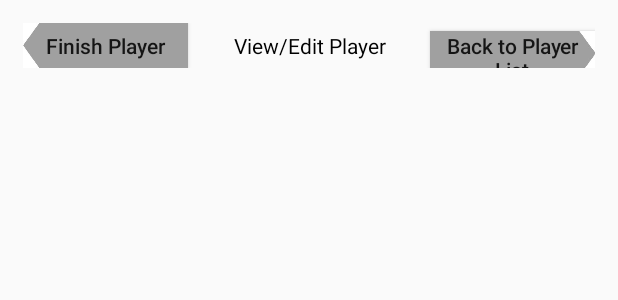
After one commit to h-shan/basketball-scorer, an Android app: the layout activity_edit_player.xml on its own in the app's theme, with its tools: preview values and no code run, on a phone screen of 412 x 824 dp. The commit adds this screen. Shown: the top 300 px of the screen. Run offline under Robolectric (Android 15) with nearby library versions, the phone set to English and light mode, and no system bars.

Commit message:
edit player

```diff
--- a/BallTracker/app/src/main/AndroidManifest.xml
+++ b/BallTracker/app/src/main/AndroidManifest.xml
@@ -9,7 +9,8 @@
         android:roundIcon="@mipmap/ic_launcher_round"
         android:supportsRtl="true"
         android:theme="@style/AppTheme">
-        <activity android:name=".ViewPlayersActivity"></activity>
+        <activity android:name=".EditPlayerActivity"></activity>
+        <activity android:name=".ViewPlayersActivity" />
         <activity android:name=".ReviewSpecificGameActivity" />
         <activity android:name=".ReviewGameActivity" />
         <activity android:name=".EditTeamActivity" />
--- /dev/null
+++ b/BallTracker/app/src/main/java/com/shan/howard/balltracker/EditPlayerActivity.java
@@ -0,0 +1,20 @@
+package com.shan.howard.balltracker;
+
+import android.support.v7.app.AppCompatActivity;
+import android.os.Bundle;
+import android.view.View;
+import android.widget.Button;
+
+public class EditPlayerActivity extends AppCompatActivity implements Button.OnClickListener {
+
+    @Override
+    protected void onCreate(Bundle savedInstanceState) {
+        super.onCreate(savedInstanceState);
+        setContentView(R.layout.activity_edit_player);
+    }
+
+    @Override
+    public void onClick(View view) {
+
+    }
+}
--- a/BallTracker/app/src/main/java/com/shan/howard/balltracker/ViewPlayersActivity.java
+++ b/BallTracker/app/src/main/java/com/shan/howard/balltracker/ViewPlayersActivity.java
@@ -1,6 +1,5 @@
 package com.shan.howard.balltracker;
 
-import android.app.Activity;
 import android.arch.lifecycle.ViewModelProvider;
 import android.arch.lifecycle.ViewModelProviders;
 import android.content.Context;
@@ -129,7 +128,6 @@ public class ViewPlayersActivity extends AppCompatActivity implements Button.OnC
             nameTV.setText(myPlayer.getName());
 
             view.setOnClickListener(v -> {
-
 //                    Intent myIntent = new Intent(ViewPlayersActivity.this, EditPlayerActivity.class);
 //                    myIntent.putExtra("team", mDisplayedPlayers.get(i));
 //                    startActivity(myIntent);
--- /dev/null
+++ b/BallTracker/app/src/main/res/layout/activity_edit_player.xml
@@ -0,0 +1,47 @@
+<?xml version="1.0" encoding="utf-8"?>
+<LinearLayout xmlns:android="http://schemas.android.com/apk/res/android"
+    android:id="@+id/myLayout"
+    android:layout_width="match_parent"
+    android:layout_height="match_parent"
+    android:orientation="vertical">
+
+
+    <LinearLayout
+        android:layout_width="match_parent"
+        android:layout_height="wrap_content"
+        android:focusable="true"
+        android:focusableInTouchMode="true"
+        android:gravity="center_horizontal"
+        android:orientation="horizontal"
+        android:padding="15dp"
+        android:weightSum="3">
+
+        <Button
+            android:id="@+id/edit_player_back_btn"
+            android:layout_width="50dp"
+            android:layout_height="30dp"
+            android:layout_margin="0dp"
+            android:layout_weight="1"
+            android:background="@drawable/left_pointed_button"
+            android:text="Finish Player"
+            android:textAllCaps="false" />
+
+        <TextView
+            android:layout_width="wrap_content"
+            android:layout_height="wrap_content"
+            android:layout_weight="1"
+            android:gravity="center"
+            android:text="View/Edit Player"
+            android:textColor="#000000" />
+
+        <Button
+            android:id="@+id/edit_team_player_list_btn"
+            android:layout_width="50dp"
+            android:layout_height="30dp"
+            android:layout_margin="0dp"
+            android:layout_weight="1"
+            android:background="@drawable/right_pointed_button"
+            android:text="Back to Player List"
+            android:textAllCaps="false" />
+    </LinearLayout>
+</LinearLayout>
```
